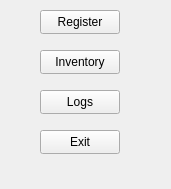
Above: mainwindow.ui from Mr-Se7en/QT_Local_shop before the change. Below: the same form after it.
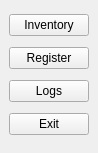
That is the form after the change.

Commit message:
Icon_register menu design_log menu_inv menu_layout
-imported some icons into the .qrc file (resource but for qt)
-designed register menu ui
-designed inventory menu ui and connected it to the main menu
-started design on Log menu ui and connected it to the main menu
-added layouts for proper resize handling

Diff of the .ui file:
```diff
--- a/mainwindow.ui
+++ b/mainwindow.ui
@@ -6,66 +6,44 @@
    <rect>
     <x>0</x>
     <y>0</y>
-    <width>171</width>
-    <height>189</height>
+    <width>98</width>
+    <height>153</height>
    </rect>
   </property>
   <property name="windowTitle">
    <string>MainWindow</string>
   </property>
   <widget class="QWidget" name="centralwidget">
-   <widget class="QPushButton" name="RegisterMenuButton">
-    <property name="geometry">
-     <rect>
-      <x>40</x>
-      <y>10</y>
-      <width>80</width>
-      <height>24</height>
-     </rect>
-    </property>
-    <property name="text">
-     <string>Register</string>
-    </property>
-   </widget>
+   <layout class="QGridLayout" name="gridLayout">
+    <item row="0" column="0">
    <widget class="QPushButton" name="InventoryMenuButton">
-    <property name="geometry">
-     <rect>
-      <x>40</x>
-      <y>50</y>
-      <width>80</width>
-      <height>24</height>
-     </rect>
-    </property>
     <property name="text">
      <string>Inventory</string>
     </property>
    </widget>
+    </item>
+    <item row="1" column="0">
+     <widget class="QPushButton" name="RegisterMenuButton">
+      <property name="text">
+       <string>Register</string>
+      </property>
+     </widget>
+    </item>
+    <item row="2" column="0">
    <widget class="QPushButton" name="LogMenuButton">
-    <property name="geometry">
-     <rect>
-      <x>40</x>
-      <y>90</y>
-      <width>80</width>
-      <height>24</height>
-     </rect>
-    </property>
     <property name="text">
      <string>Logs</string>
     </property>
    </widget>
+    </item>
+    <item row="3" column="0">
    <widget class="QPushButton" name="ExitButton">
-    <property name="geometry">
-     <rect>
-      <x>40</x>
-      <y>130</y>
-      <width>80</width>
-      <height>24</height>
-     </rect>
-    </property>
     <property name="text">
      <string>Exit</string>
     </property>
    </widget>
+    </item>
+   </layout>
   </widget>
   <widget class="QMenuBar" name="menubar">
    <property name="geometry">
```
Left out of the diff: 2 changed lines with no effect on the pictures. Lines whose indentation alone changed are shown as unchanged. The commit also changes 34 other files.
